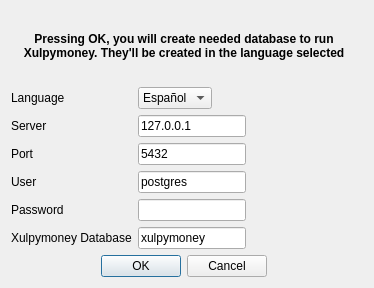
Above: ui/frmInit.ui from turulomio/xulpymoney before the change. Below: the same form after it.
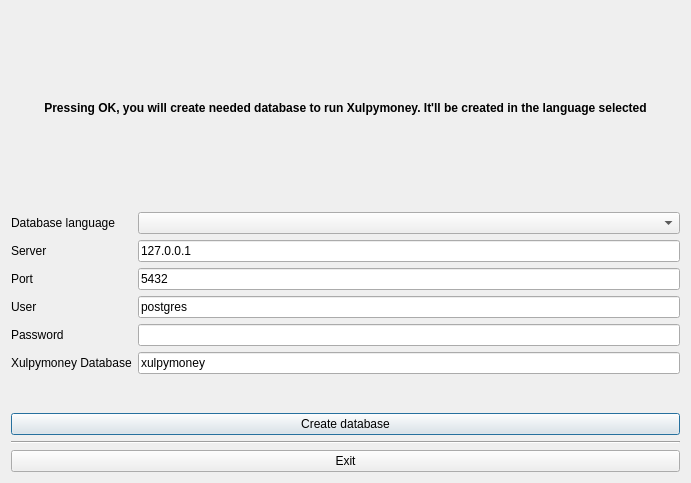
That is the form after the change. Icons and pictures are not drawn.

Commit message: Improved frmInit. Asked in ticket #9

Patch:
```diff
--- a/ui/frmInit.ui
+++ b/ui/frmInit.ui
@@ -6,8 +6,8 @@
    <rect>
     <x>0</x>
     <y>0</y>
-    <width>374</width>
-    <height>288</height>
+    <width>691</width>
+    <height>483</height>
    </rect>
   </property>
   <property name="sizePolicy">
@@ -35,7 +35,7 @@
         </font>
        </property>
        <property name="text">
-        <string>&lt;html&gt;&lt;head/&gt;&lt;body&gt;&lt;p&gt;Pressing OK, you will create needed database to run Xulpymoney. They'll be created in the language selected&lt;/p&gt;&lt;/body&gt;&lt;/html&gt;</string>
+        <string>&lt;html&gt;&lt;head/&gt;&lt;body&gt;&lt;p&gt;Pressing OK, you will create needed database to run Xulpymoney. It'll be created in the language selected&lt;/p&gt;&lt;/body&gt;&lt;/html&gt;</string>
        </property>
        <property name="scaledContents">
         <bool>false</bool>
@@ -51,12 +51,12 @@
      <item>
       <layout class="QFormLayout" name="formLayout">
        <property name="fieldGrowthPolicy">
-        <enum>QFormLayout::ExpandingFieldsGrow</enum>
+        <enum>QFormLayout::AllNonFixedFieldsGrow</enum>
        </property>
        <item row="0" column="0">
         <widget class="QLabel" name="label">
          <property name="text">
-          <string>Language</string>
+          <string>Database language</string>
          </property>
         </widget>
        </item>
@@ -68,24 +68,6 @@
            <verstretch>0</verstretch>
           </sizepolicy>
          </property>
-         <item>
-          <property name="text">
-           <string>Español</string>
-          </property>
-          <property name="icon">
-           <iconset resource="../images/xulpymoney.qrc">
-            <normaloff>:/countries/spain.gif</normaloff>:/countries/spain.gif</iconset>
-          </property>
-         </item>
-         <item>
-          <property name="text">
-           <string>English</string>
-          </property>
-          <property name="icon">
-           <iconset resource="../images/xulpymoney.qrc">
-            <normaloff>:/countries/uk.gif</normaloff>:/countries/uk.gif</iconset>
-          </property>
-         </item>
         </widget>
        </item>
        <item row="1" column="0">
@@ -200,30 +182,35 @@
       </layout>
      </item>
      <item>
-      <widget class="QDialogButtonBox" name="cmdYN">
-       <property name="sizePolicy">
-        <sizepolicy hsizetype="Expanding" vsizetype="Fixed">
-         <horstretch>0</horstretch>
-         <verstretch>0</verstretch>
-        </sizepolicy>
+      <widget class="QPushButton" name="cmdCreate">
+       <property name="text">
+        <string>Create database</string>
        </property>
-       <property name="standardButtons">
-        <set>QDialogButtonBox::Cancel|QDialogButtonBox::Ok</set>
+      </widget>
+     </item>
+     <item>
+      <widget class="Line" name="line">
+       <property name="orientation">
+        <enum>Qt::Horizontal</enum>
        </property>
-       <property name="centerButtons">
-        <bool>true</bool>
+      </widget>
+     </item>
+     <item>
+      <layout class="QVBoxLayout" name="laySource"/>
+     </item>
+     <item>
+      <widget class="QPushButton" name="cmdExit">
+       <property name="text">
+        <string>Exit</string>
+       </property>
+       <property name="icon">
+        <iconset resource="../images/xulpymoney.qrc">
+         <normaloff>:/xulpymoney/exit.png</normaloff>:/xulpymoney/exit.png</iconset>
        </property>
       </widget>
      </item>
     </layout>
    </item>
-   <item>
-    <widget class="Line" name="line">
-     <property name="orientation">
-      <enum>Qt::Horizontal</enum>
-     </property>
-    </widget>
-   </item>
   </layout>
  </widget>
  <tabstops>
```
Left out of the diff: 23 changed lines with no effect on the pictures. The commit also changes 10 other files.
